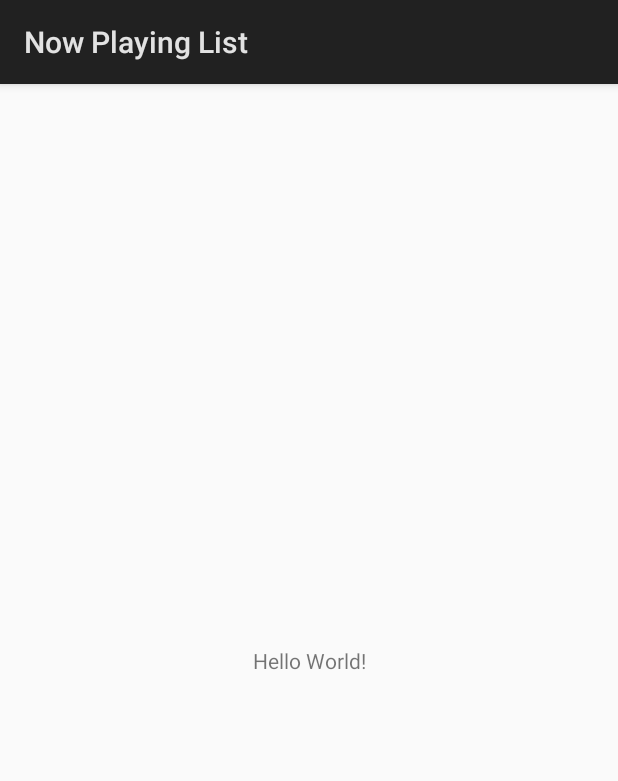
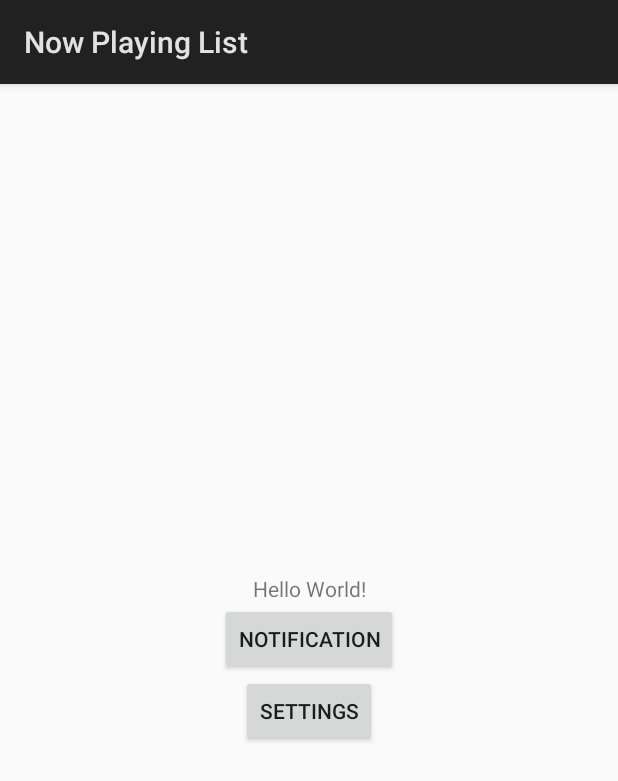
Before and after one commit to SocialSupaCrew/NowPlayingList, an Android app: the screen it shows after launch (ListActivity), on a phone screen of 412 x 824 dp. Shown: the top 781 px of the screen. Run offline under Robolectric (Android 15) with nearby library versions, the phone set to English and light mode, and no system bars.

Commit message:
First working POC

```diff
--- a/mobile/build.gradle
+++ b/mobile/build.gradle
@@ -5,11 +5,11 @@ apply plugin: 'kotlin-android'
 apply plugin: 'kotlin-android-extensions'
 
 android {
-    compileSdkVersion 27
+    compileSdkVersion 26
     defaultConfig {
         applicationId "com.socialsupacrew.nowplayinglist"
         minSdkVersion 26
-        targetSdkVersion 27
+        targetSdkVersion 26
         versionCode 1
         versionName "1.0"
         testInstrumentationRunner "android.support.test.runner.AndroidJUnitRunner"
--- a/mobile/src/main/java/com/socialsupacrew/nowplayinglist/ListActivity.kt
+++ b/mobile/src/main/java/com/socialsupacrew/nowplayinglist/ListActivity.kt
@@ -1,12 +1,55 @@
 package com.socialsupacrew.nowplayinglist
 
 import android.app.Activity
+import android.app.Notification
+import android.app.NotificationChannel
+import android.app.NotificationManager
+import android.content.Context
+import android.content.Intent
+import android.graphics.Color
 import android.os.Bundle
+import android.util.Log
+import android.widget.Button
+
 
 class ListActivity : Activity() {
+
+    private val manager: NotificationManager by lazy {
+        getSystemService(Context.NOTIFICATION_SERVICE) as NotificationManager
+    }
+
+    private var idNotification: Int = 0
 
     override fun onCreate(savedInstanceState: Bundle?) {
         super.onCreate(savedInstanceState)
         setContentView(R.layout.activity_list)
+
+        val notificationBtn: Button = findViewById(R.id.notificationButton)
+        val notificationSettingsBtn: Button = findViewById(R.id.notificationSettingsButton)
+
+        val notificationChannel = NotificationChannel("default",
+                "default channel",
+                NotificationManager.IMPORTANCE_DEFAULT)
+        notificationChannel.lightColor = Color.GREEN
+        notificationChannel.lockscreenVisibility = Notification.VISIBILITY_PUBLIC
+        manager.createNotificationChannel(notificationChannel)
+
+        notificationBtn.setOnClickListener {
+
+            val notificationBuilder = Notification.Builder(this, "default")
+                    .setContentTitle("Song title by Singer")
+                    .setContentText(null)
+                    .setSmallIcon(android.R.drawable.stat_notify_chat)
+                    .setAutoCancel(true)
+
+            manager.notify(idNotification, notificationBuilder.build())
+            idNotification++
+            Log.d("QSD", "onClick: ")
+        }
+
+        notificationSettingsBtn.setOnClickListener {
+            val intent = Intent("android.settings.ACTION_NOTIFICATION_LISTENER_SETTINGS")
+            startActivity(intent)
+        }
     }
 }
--- a/mobile/src/main/res/layout/activity_list.xml
+++ b/mobile/src/main/res/layout/activity_list.xml
@@ -7,12 +7,34 @@
     tools:context="com.socialsupacrew.nowplayinglist.ListActivity">
 
     <TextView
+        android:id="@+id/textView"
         android:layout_width="wrap_content"
         android:layout_height="wrap_content"
         android:text="Hello World!"
+        app:layout_constraintBottom_toTopOf="@+id/notificationButton"
+        app:layout_constraintEnd_toEndOf="parent"
+        app:layout_constraintStart_toStartOf="parent"
+        app:layout_constraintTop_toTopOf="parent"
+        app:layout_constraintVertical_chainStyle="packed" />
+
+    <Button
+        android:id="@+id/notificationButton"
+        android:layout_width="wrap_content"
+        android:layout_height="wrap_content"
+        android:text="@string/notification"
+        app:layout_constraintBottom_toTopOf="@+id/notificationSettingsButton"
+        app:layout_constraintEnd_toEndOf="parent"
+        app:layout_constraintStart_toStartOf="parent"
+        app:layout_constraintTop_toBottomOf="@+id/textView" />
+
+    <Button
+        android:id="@+id/notificationSettingsButton"
+        android:layout_width="wrap_content"
+        android:layout_height="wrap_content"
+        android:text="@string/settings"
         app:layout_constraintBottom_toBottomOf="parent"
-        app:layout_constraintLeft_toLeftOf="parent"
-        app:layout_constraintRight_toRightOf="parent"
-        app:layout_constraintTop_toTopOf="parent" />
+        app:layout_constraintEnd_toEndOf="parent"
+        app:layout_constraintStart_toStartOf="parent"
+        app:layout_constraintTop_toBottomOf="@+id/notificationButton" />
 
 </android.support.constraint.ConstraintLayout>
--- a/mobile/src/main/res/values/strings.xml
+++ b/mobile/src/main/res/values/strings.xml
@@ -1,3 +1,5 @@
 <resources>
     <string name="app_name">Now Playing List</string>
+    <string name="notification">Notification</string>
+    <string name="settings">Settings</string>
 </resources>
```
Also changed, not shown: mobile/src/main/AndroidManifest.xml (+9 -0 lines), mobile/src/main/java/com/socialsupacrew/nowplayinglist/NotificationListener6.kt (added, +45 -0 lines).
